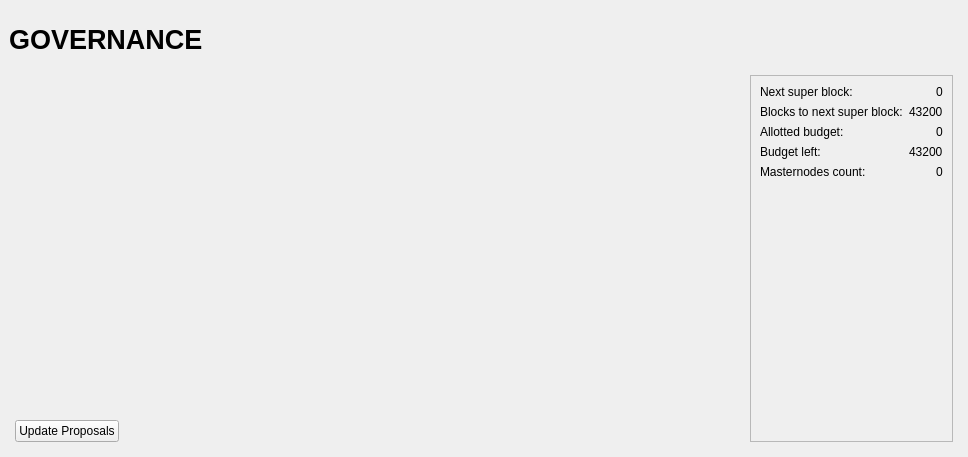
The window that src/qt/forms/governancepage.ui (wagerr/wagerr) describes before a commit, drawn with Qt 5.
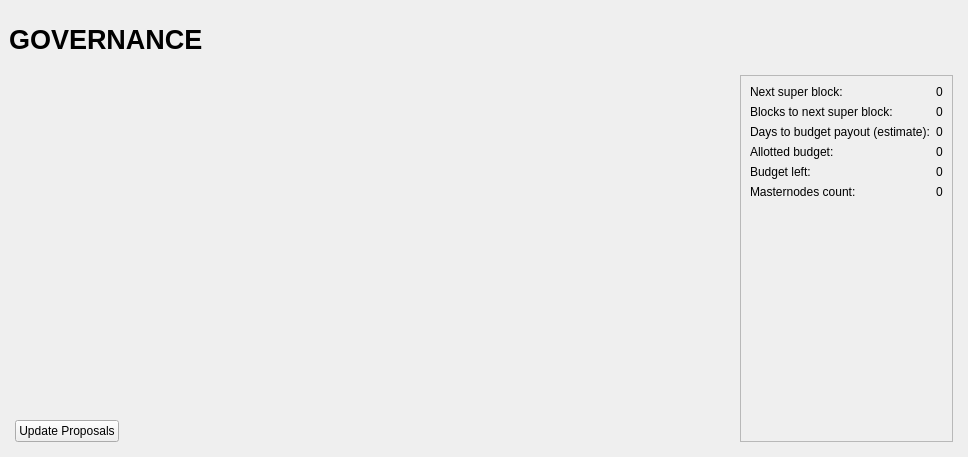
The same window after the commit.

The edit to the form file:
```diff
--- a/src/qt/forms/governancepage.ui
+++ b/src/qt/forms/governancepage.ui
@@ -268,34 +268,6 @@
                 <enum>QFrame::Raised</enum>
                </property>
                <layout class="QGridLayout" name="gridLayout">
-                <item row="3" column="1" alignment="Qt::AlignRight">
-                 <widget class="QLabel" name="unallocated_budget_value">
-                  <property name="text">
-                   <string>43200</string>
-                  </property>
-                 </widget>
-                </item>
-                <item row="4" column="1" alignment="Qt::AlignRight">
-                 <widget class="QLabel" name="masternode_count_value">
-                  <property name="text">
-                   <string>0</string>
-                  </property>
-                 </widget>
-                </item>
-                <item row="2" column="0">
-                 <widget class="QLabel" name="alloted_budget_label">
-                  <property name="text">
-                   <string>Allotted budget:</string>
-                  </property>
-                 </widget>
-                </item>
-                <item row="2" column="1" alignment="Qt::AlignRight">
-                 <widget class="QLabel" name="alloted_budget_value">
-                  <property name="text">
-                   <string>0</string>
-                  </property>
-                 </widget>
-                </item>
                 <item row="0" column="0">
                  <widget class="QLabel" name="next_superblock_label">
                   <property name="text">
@@ -310,14 +282,77 @@
                   </property>
                  </widget>
                 </item>
+                <item row="1" column="0">
+                 <widget class="QLabel" name="blocks_before_super_label">
+                  <property name="text">
+                   <string>Blocks to next super block:</string>
+                  </property>
+                 </widget>
+                </item>
+                <item row="1" column="1" alignment="Qt::AlignRight">
+                 <widget class="QLabel" name="blocks_before_super_value">
+                  <property name="text">
+                   <string>0</string>
+                  </property>
+                 </widget>
+                </item>
+                <item row="2" column="0">
+                 <widget class="QLabel" name="time_before_super_label">
+                  <property name="text">
+                   <string>Days to budget payout (estimate):</string>
+                  </property>
+                 </widget>
+                </item>
+                <item row="2" column="1" alignment="Qt::AlignRight">
+                 <widget class="QLabel" name="time_before_super_value">
+                  <property name="text">
+                   <string>0</string>
+                  </property>
+                 </widget>
+                </item>
+                <item row="3" column="0">
+                 <widget class="QLabel" name="alloted_budget_label">
+                  <property name="text">
+                   <string>Allotted budget:</string>
+                  </property>
+                 </widget>
+                </item>
+                <item row="3" column="1" alignment="Qt::AlignRight">
+                 <widget class="QLabel" name="alloted_budget_value">
+                  <property name="text">
+                   <string>0</string>
+                  </property>
+                 </widget>
+                </item>
                 <item row="4" column="0">
+                 <widget class="QLabel" name="unallocated_budget_label">
+                  <property name="text">
+                   <string>Budget left:</string>
+                  </property>
+                 </widget>
+                </item>
+                <item row="4" column="1" alignment="Qt::AlignRight">
+                 <widget class="QLabel" name="unallocated_budget_value">
+                  <property name="text">
+                   <string>0</string>
+                  </property>
+                 </widget>
+                </item>
+                <item row="5" column="0">
                  <widget class="QLabel" name="masternode_count_label">
                   <property name="text">
                    <string>Masternodes count:</string>
                   </property>
                  </widget>
                 </item>
-                <item row="5" column="0">
+                <item row="5" column="1" alignment="Qt::AlignRight">
+                 <widget class="QLabel" name="masternode_count_value">
+                  <property name="text">
+                   <string>0</string>
+                  </property>
+                 </widget>
+                </item>
+                <item row="6" column="0">
                  <spacer name="verticalSpacer_2">
                   <property name="orientation">
                    <enum>Qt::Vertical</enum>
@@ -330,27 +365,6 @@
                   </property>
                  </spacer>
                 </item>
-                <item row="3" column="0">
-                 <widget class="QLabel" name="unallocated_budget_label">
-                  <property name="text">
-                   <string>Budget left:</string>
-                  </property>
-                 </widget>
-                </item>
-                <item row="1" column="0">
-                 <widget class="QLabel" name="blocks_before_super_label">
-                  <property name="text">
-                   <string>Blocks to next super block:</string>
-                  </property>
-                 </widget>
-                </item>
-                <item row="1" column="1" alignment="Qt::AlignRight">
-                 <widget class="QLabel" name="blocks_before_super_value">
-                  <property name="text">
-                   <string>43200</string>
-                  </property>
-                 </widget>
-                </item>
                </layout>
               </widget>
              </item>
```
